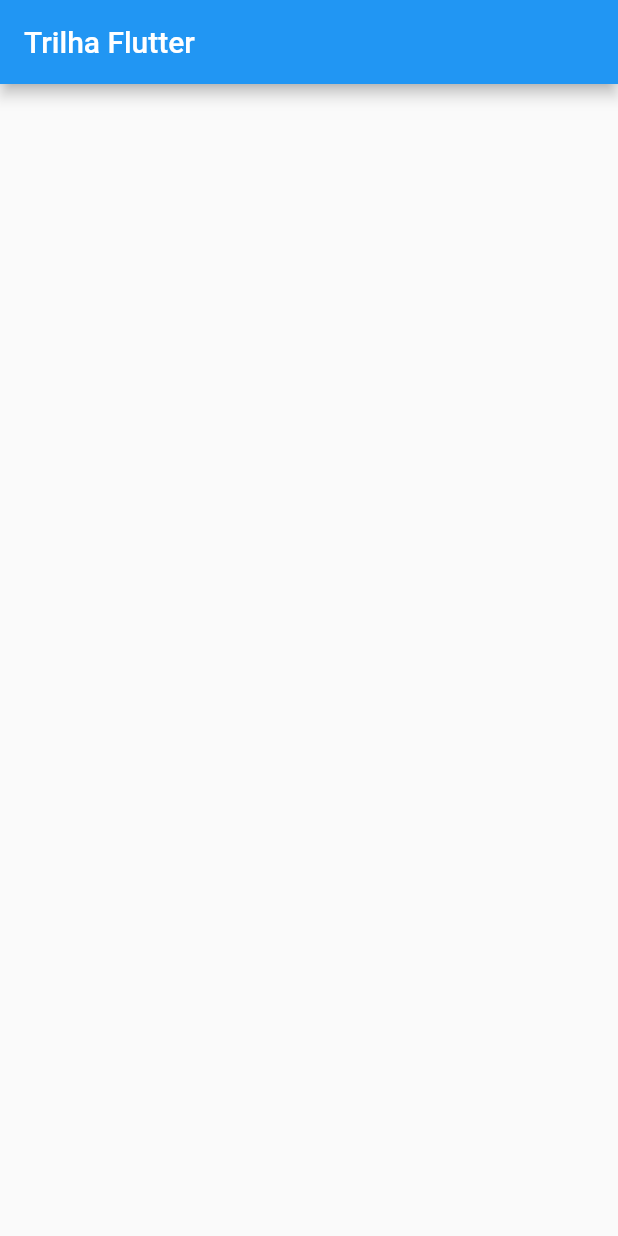
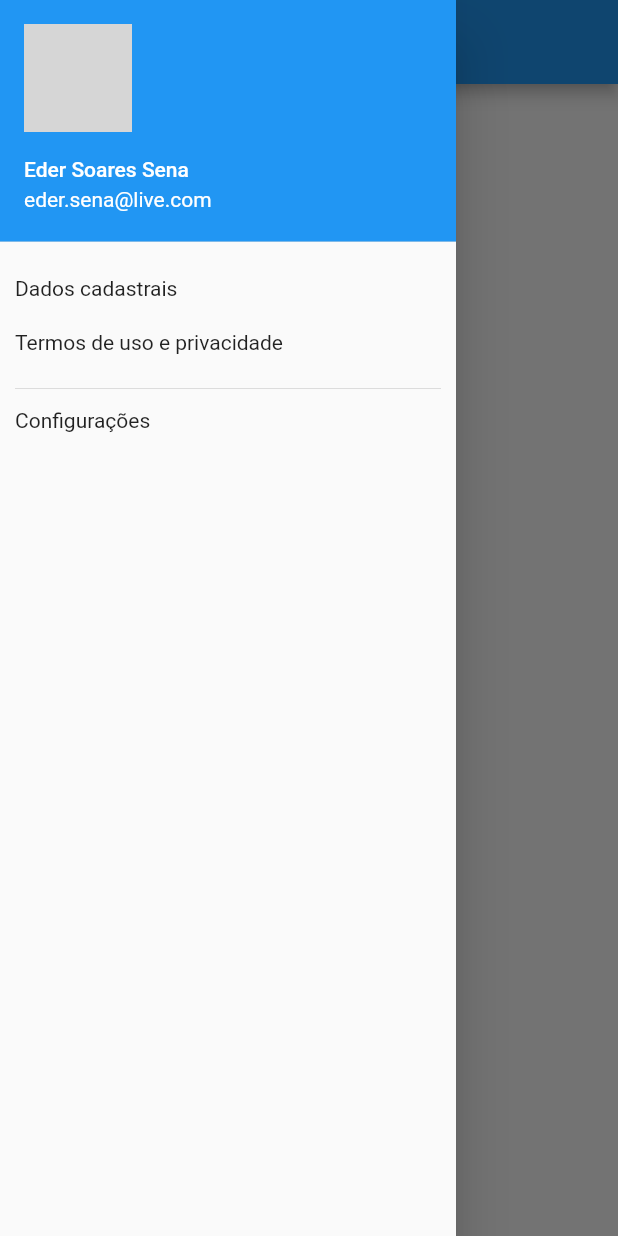
Before and after one commit to ederusena/DioFlutterTrilha, a Flutter app: the MainPage screen opened directly, with the side drawer open (before the commit the screen has no drawer), on a phone screen of 412 x 824 dp. Run offline on Flutter 3.47's test engine with Material 2 defaults, Android fonts, the phone set to English and light mode, and no system bars; our stand-ins replace google_fonts; network calls fail; grey boxes are pictures that could not be loaded.

Commit message:
chore: Drawer e Dialog

```diff
--- a/lib/pages/home_page.dart
+++ b/lib/pages/home_page.dart
@@ -10,9 +10,116 @@ class MainPage extends StatefulWidget {
 class _MainPageState extends State<MainPage> {
   @override
   Widget build(BuildContext context) {
-    return Scaffold(
-      appBar: AppBar(
-        title: const Text("Trilha Flutter"),
+    return SafeArea(
+      child: Scaffold(
+        appBar: AppBar(
+          title: const Text("Trilha Flutter"),
+        ),
+        drawer: Drawer(
+          child: Column(
+            crossAxisAlignment: CrossAxisAlignment.start,
+            children: [
+              const UserAccountsDrawerHeader(
+                currentAccountPicture: CircleAvatar(
+                  backgroundImage: NetworkImage(
+                      "https://avatars.githubusercontent.com/u/26800480?v=4"),
+                ),
+                accountName: Text("Eder Soares Sena"),
+                accountEmail: Text("eder.sena@live.com"),
+              ),
+              Padding(
+                padding:
+                    const EdgeInsets.symmetric(vertical: 10, horizontal: 10),
+                child: Column(
+                  crossAxisAlignment: CrossAxisAlignment.start,
+                  children: [
+                    InkWell(
+                      child: Container(
+                          padding: const EdgeInsets.symmetric(vertical: 5),
+                          width: double.infinity,
+                          child: const Text("Dados cadastrais")),
+                      onTap: () => {
+                        showDialog<String>(
+                          context: context,
+                          builder: (BuildContext context) => AlertDialog(
+                            title: const Text('AlertDialog Title'),
+                            content: const Text('AlertDialog description'),
+                            actions: <Widget>[
+                              TextButton(
+                                onPressed: () =>
+                                    Navigator.pop(context, 'Cancel'),
+                                child: const Text('Cancel'),
+                              ),
+                              TextButton(
+                                onPressed: () => Navigator.pop(context, 'OK'),
+                                child: const Text('OK'),
+                              ),
+                            ],
+                          ),
+                        )
+                      },
+                    ),
+                    const SizedBox(height: 10),
+                    InkWell(
+                      child: Container(
+                          padding: const EdgeInsets.symmetric(vertical: 5),
+                          width: double.infinity,
+                          child: const Text("Termos de uso e privacidade")),
+                      onTap: () => {
+                        showDialog<String>(
+                          context: context,
+                          builder: (BuildContext context) => AlertDialog(
+                            title: const Text('AlertDialog Title'),
+                            content: const Text('AlertDialog description'),
+                            actions: <Widget>[
+                              TextButton(
+                                onPressed: () =>
+                                    Navigator.pop(context, 'Cancel'),
+                                child: const Text('Cancel'),
+                              ),
+                              TextButton(
+                                onPressed: () => Navigator.pop(context, 'OK'),
+                                child: const Text('OK'),
+                              ),
+                            ],
+                          ),
+                        )
+                      },
+                    ),
+                    const SizedBox(height: 10),
+                    const Divider(),
+                    InkWell(
+                      child: Container(
+                          padding: const EdgeInsets.symmetric(vertical: 5),
+                          width: double.infinity,
+                          child: const Text("Configurações")),
+                      onTap: () => {
+                        showDialog<String>(
+                          context: context,
+                          builder: (BuildContext context) => AlertDialog(
+                            title: const Text('AlertDialog Title'),
+                            content: const Text('AlertDialog description'),
+                            actions: <Widget>[
+                              TextButton(
+                                onPressed: () =>
+                                    Navigator.pop(context, 'Cancel'),
+                                child: const Text('Cancel'),
+                              ),
+                              TextButton(
+                                onPressed: () => Navigator.pop(context, 'OK'),
+                                child: const Text('OK'),
+                              ),
+                            ],
+                          ),
+                        )
+                      },
+                    )
+                  ],
+                ),
+              )
+            ],
+          ),
+        ),
       ),
     );
   }
```
